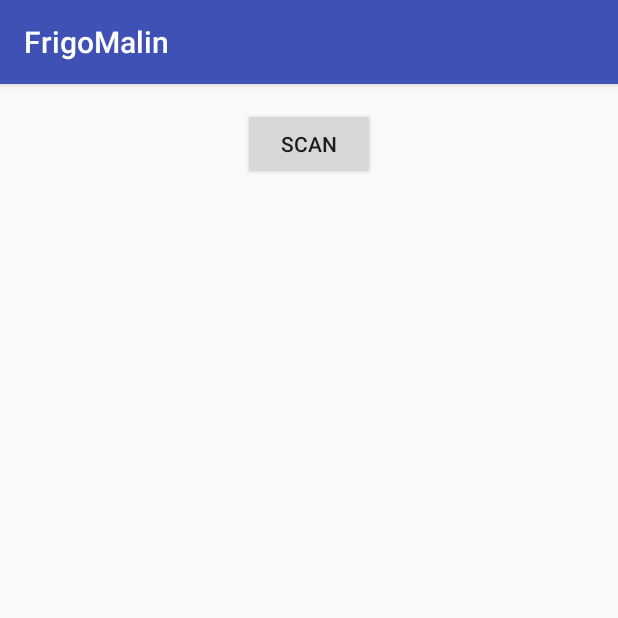
After one commit to FrigoPlacard/projet, an Android app: the ScannerCodeBarre screen opened directly, with no data from a screen before it, on a phone screen of 412 x 824 dp, the top half of it. The commit adds this screen. Run offline under Robolectric (Android 15) with nearby library versions, the phone set to English and light mode, and no system bars.

Commit message:
scanner de code barre

```diff
--- a/FrigoMalin/app/src/main/AndroidManifest.xml
+++ b/FrigoMalin/app/src/main/AndroidManifest.xml
@@ -15,6 +15,7 @@
                 <category android:name="android.intent.category.LAUNCHER" />
             </intent-filter>
         </activity>
+        <activity android:name=".ScannerCodeBarre"></activity>
     </application>
 
 </manifest>
--- /dev/null
+++ b/FrigoMalin/app/src/main/java/com/example/ensai/frigomalin/ScannerCodeBarre.java
@@ -0,0 +1,50 @@
+package com.example.ensai.frigomalin;
+
+import android.support.v7.app.AppCompatActivity;
+import android.os.Bundle;
+import com.google.zxing.integration.android.IntentIntegrator;
+import com.google.zxing.integration.android.IntentResult;
+import android.app.Activity;
+import android.content.Intent;
+import android.view.View;
+import android.view.View.OnClickListener;
+import android.widget.Button;
+import android.widget.TextView;
+import android.widget.Toast;
+
+public class ScannerCodeBarre extends AppCompatActivity {
+
+    private Button scanBtn;
+    private TextView formatTxt, contentTxt;
+
+    @Override
+    protected void onCreate(Bundle savedInstanceState) {
+        super.onCreate(savedInstanceState);
+        setContentView(R.layout.activity_scanner_code_barre);
+        scanBtn = (Button)findViewById(R.id.scan_button);
+        formatTxt = (TextView)findViewById(R.id.scan_format);
+        contentTxt = (TextView)findViewById(R.id.scan_content);
+    }
+
+    public void onClick(View v){
+        IntentIntegrator scanIntegrator = new IntentIntegrator(this);
+        scanIntegrator.initiateScan();
+
+    }
+
+    public void onActivityResult(int requestCode, int resultCode, Intent intent) {
+        IntentResult scanningResult = IntentIntegrator.parseActivityResult(requestCode, resultCode, intent);
+        if (scanningResult != null) {
+            String scanContent = scanningResult.getContents();
+            String scanFormat = scanningResult.getFormatName();
+            formatTxt.setText("FORMAT: " + scanFormat);
+            contentTxt.setText("CONTENT: " + scanContent);
+        }
+        else{
+            Toast toast = Toast.makeText(getApplicationContext(),
+                    "No scan data received!", Toast.LENGTH_SHORT);
+            toast.show();
+        }
+    }
+
+}
--- /dev/null
+++ b/FrigoMalin/app/src/main/res/layout/activity_scanner_code_barre.xml
@@ -0,0 +1,36 @@
+<?xml version="1.0" encoding="utf-8"?>
+<RelativeLayout xmlns:android="http://schemas.android.com/apk/res/android"
+    xmlns:tools="http://schemas.android.com/tools"
+    android:id="@+id/activity_scanner_code_barre"
+    android:layout_width="match_parent"
+    android:layout_height="match_parent"
+    android:paddingBottom="@dimen/activity_vertical_margin"
+    android:paddingLeft="@dimen/activity_horizontal_margin"
+    android:paddingRight="@dimen/activity_horizontal_margin"
+    android:paddingTop="@dimen/activity_vertical_margin"
+    tools:context="com.example.ensai.frigomalin.ScannerCodeBarre">
+
+    <Button android:id="@+id/scan_button"
+        android:layout_width="wrap_content"
+        android:layout_height="wrap_content"
+        android:layout_centerHorizontal="true"
+        android:onClick="onClick"
+        android:text="@string/scan" />
+
+    <TextView
+        android:id="@+id/scan_format"
+        android:layout_width="wrap_content"
+        android:layout_height="wrap_content"
+        android:textIsSelectable="true"
+        android:layout_centerHorizontal="true"
+        android:layout_below="@id/scan_button" />
+
+    <TextView
+        android:id="@+id/scan_content"
+        android:layout_width="wrap_content"
+        android:layout_height="wrap_content"
+        android:textIsSelectable="true"
+        android:layout_centerHorizontal="true"
+        android:layout_below="@id/scan_format" />
+
+</RelativeLayout>
--- a/FrigoMalin/app/src/main/res/values/strings.xml
+++ b/FrigoMalin/app/src/main/res/values/strings.xml
@@ -1,3 +1,8 @@
 <resources>
     <string name="app_name">FrigoMalin</string>
+    <string name="bouton">Visiter les placards</string>
+    <string name="course">Voir la liste de course</string>
+    <string name="perim">Voir les produits en fin de validité</string>
+    <string name="recettes">Voir les recettes</string>
+    <string name="scan">Scan</string>
 </resources>
```
Also changed, not shown: FrigoMalin/app/src/main/java/com/example/ensai/frigomalin/MainActivity.java (+7 -0 lines), FrigoMalin/app/src/main/java/com/google/zxing/integration/android/IntentIntegrator.java (added, +506 -0 lines), FrigoMalin/app/src/main/java/com/google/zxing/integration/android/IntentResult.java (added, +94 -0 lines), FrigoMalin/app/src/main/res/drawable/monbouton.xml (+4 -4 lines), FrigoMalin/app/src/main/res/layout/activity_main.xml (+24 -7 lines).
